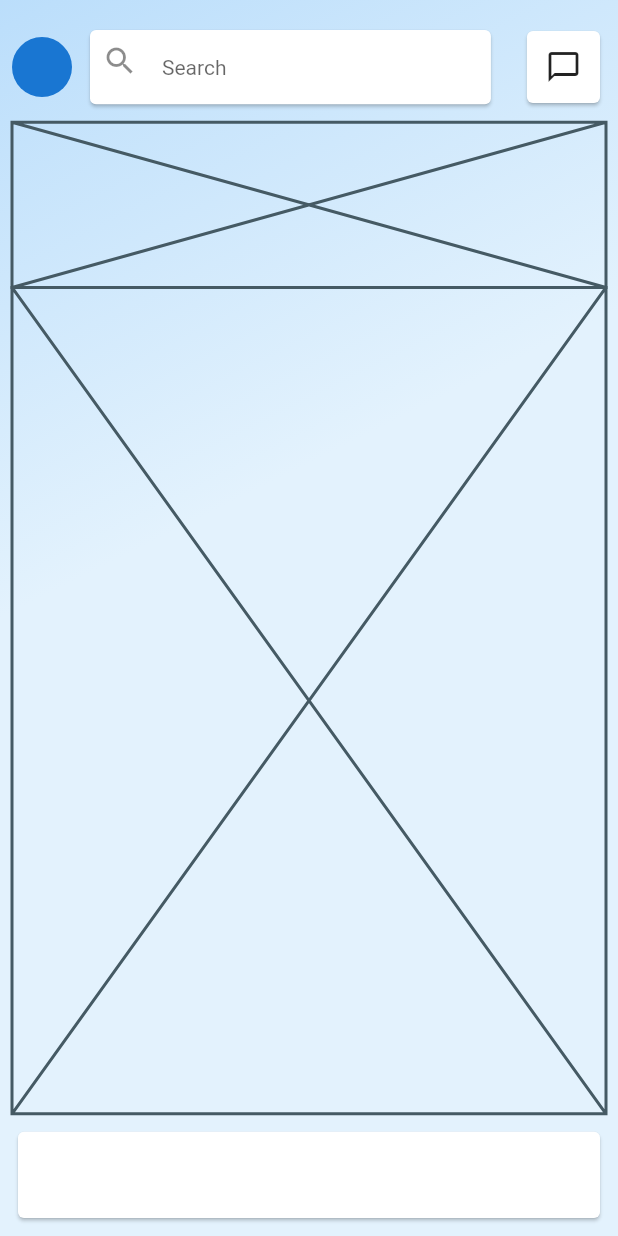
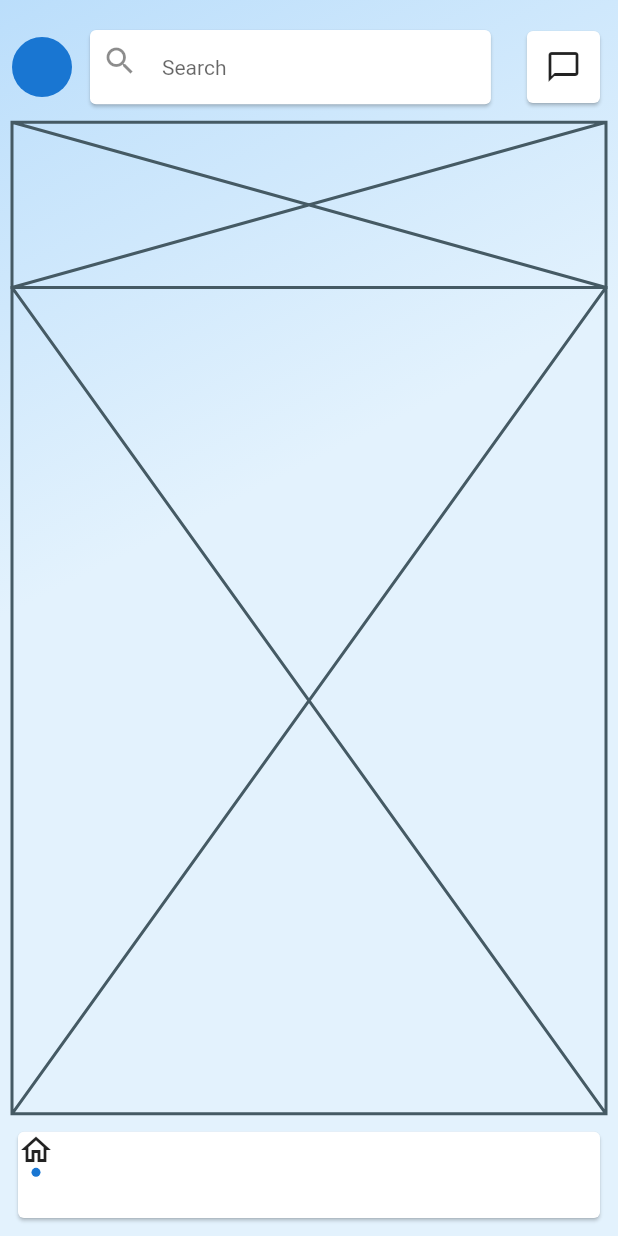
Before and after one commit to JAICHANGPARK/flutter_notebook_8th_story, a Flutter app: the screen it shows after launch, on a phone screen of 412 x 824 dp. Run offline on Flutter 3.47's test engine with Material 2 defaults, Android fonts, the phone set to English and light mode, and no system bars; our stand-ins replace badges, flutter_hooks, google_fonts, hooks_riverpod, state_notifier.

Commit message:
Update linkedin_main_page.dart

```diff
--- a/lib/ep580_linkedin_app/linkedin_main_page.dart
+++ b/lib/ep580_linkedin_app/linkedin_main_page.dart
@@ -77,7 +77,14 @@ class _LinkedinMainPageState extends State<LinkedinMainPage> {
                     child: Card(
                       child: Row(
                         children: [
-
+                          Column(
+                            children: [
+                              Icon(Icons.home_outlined),
+                              CircleAvatar(
+                                radius: 3,
+                              )
+                            ],
+                          )
                         ],
                       ),
                     ),
```
